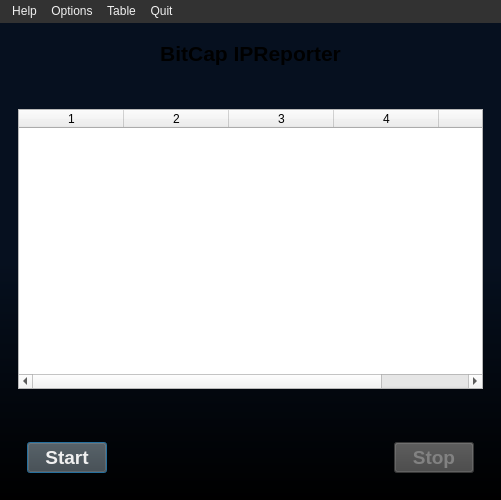
The window that src/ui/MainWindow.ui (bitcap-co/bitcap-ipr) describes before a commit, drawn with Qt 5.
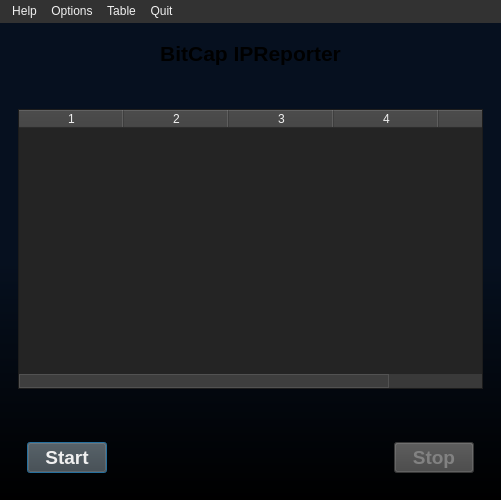
The same window after the commit. The open tabs and pages were chosen to show the change.

Commit message: style tableview and scrollbar

```diff
--- a/src/ui/MainWindow.ui
+++ b/src/ui/MainWindow.ui
@@ -97,6 +97,62 @@
   background-color: #232323;
   border: 1px solid #434343;
 }
+
+QAbstractScrollArea, QHeaderView::section, QTableView QTableCornerButton::section {
+	background-color: #3d3d3d;
+    color: #F0F0F0;
+}
+
+QTableView {
+  background-color: #242424;
+  color: #EEEEEE;
+}
+
+QTableView::item:pressed {
+  background-color: #346792;
+}
+
+QTableView::item:selected:active {
+  background-color: #346792;
+}
+
+QTableView::item:selected:!active {
+  color: #EEEEEE;
+  background-color: #37414F;
+}
+
+QTableView::item:!selected:hover {
+  outline: 0;
+  color: #EEEEEE;
+  background-color: #37414F;
+}
+
+QScrollBar:horizontal {
+  background-color: #393939;
+  color: #828282;
+}
+
+QScrollBar::handle:horizontal {
+  background-color: #3e3e3e;
+  border: 1px solid #525252;
+  min-width: 8px;
+}
+
+QScrollBar::handle:horizontal:hover {
+  background-color: #3f3f3f;
+  border: 1px solid #525252;
+  min-width: 8px;
+}
+
+QScrollBar::add-line:horizontal {
+      border: none;
+      background: none;
+}
+
+QScrollBar::sub-line:horizontal {
+      border: none;
+      background: none;
+}
 </string>
   </property>
   <widget class="QWidget" name="centralwidget">
@@ -177,8 +233,11 @@
              <verstretch>0</verstretch>
             </sizepolicy>
            </property>
+           <property name="horizontalScrollBarPolicy">
+            <enum>Qt::ScrollBarAlwaysOn</enum>
+           </property>
            <property name="alternatingRowColors">
-            <bool>true</bool>
+            <bool>false</bool>
            </property>
            <property name="showGrid">
             <bool>false</bool>
```
The commit also changes 1 other file.
